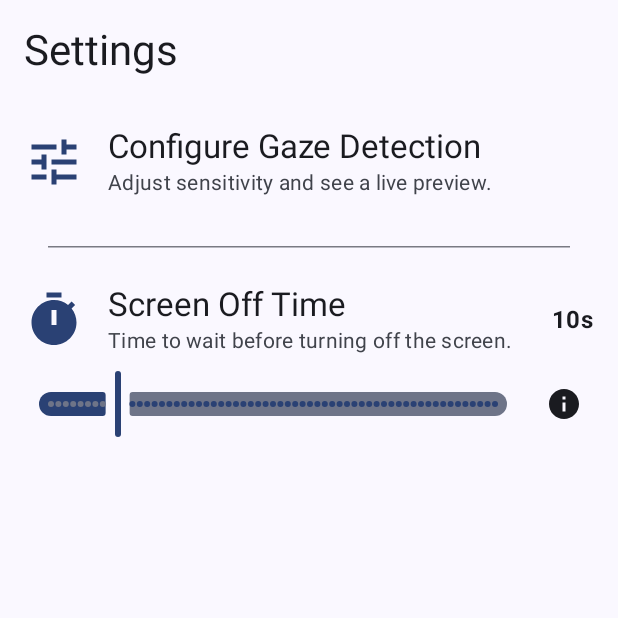
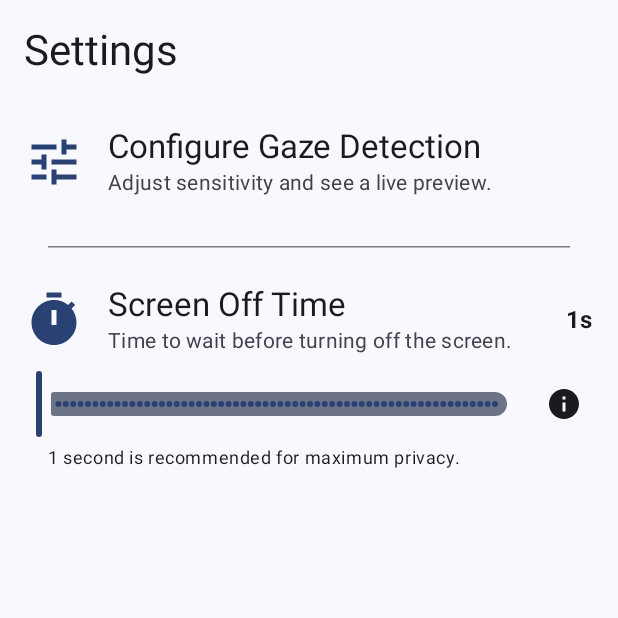
Before and after one commit to JhoxmanXD/Watcher, an Android app built with Jetpack Compose: the SettingsScreen screen opened through its navigation route, on a phone screen of 412 x 824 dp, the top half of it. Run offline under Robolectric (Android 15) with nearby library versions, the light colour scheme and no system bars.

Commit message:
Feat: Add lifecycle check to OverlayController
- Pass the service `Lifecycle` to the `OverlayController`.
- Before displaying the overlay, verify that the lifecycle is in at least the `STARTED` state to prevent showing it when the service is stopping.

Fix: Correct default screen off time and improve UI

- Changed the default `screenOffTime` in `SettingsViewModel` to 1 second.
- Added descriptive text below the "Screen Off Time" slider in `SettingsScreen` to recommend the 1-second setting for maximum privacy.

Refactor: Clean up WatcherService

- In `WatcherService`, moved the `ON_DESTROY` lifecycle event to be dispatched after other cleanup operations to ensure a more logical shutdown order.
- Simplified notification channel creation by removing an unnecessary SDK version check.
- Standardized the private `CHANNEL_ID` variable name to `channelId`.

```diff
--- a/app/src/main/java/com/jhoxmanv/watcher/ui/screens/SettingsScreen.kt
+++ b/app/src/main/java/com/jhoxmanv/watcher/ui/screens/SettingsScreen.kt
@@ -72,6 +72,7 @@ fun SettingsScreen(
         ) {
             // Add a Box with padding to constrain the width of the Row
             Box(modifier = Modifier.padding(horizontal = 8.dp)) {
+                Column {
                     Row(verticalAlignment = Alignment.CenterVertically) {
                         Slider(
                             value = screenOffTime,
@@ -84,7 +85,13 @@ fun SettingsScreen(
                         Spacer(modifier = Modifier.width(16.dp))
                         InfoTooltip("The time in seconds to wait before locking the screen when no face is detected.")
                     }
+                    Text(
+                        text = "1 second is recommended for maximum privacy.",
+                        style = MaterialTheme.typography.bodySmall,
+                        modifier = Modifier.padding(start = 8.dp, top = 4.dp)
+                    )
                 }
             }
         }
     }
+}
--- a/app/src/main/java/com/jhoxmanv/watcher/viewmodel/SettingsViewModel.kt
+++ b/app/src/main/java/com/jhoxmanv/watcher/viewmodel/SettingsViewModel.kt
@@ -14,7 +14,7 @@ class SettingsViewModel(application: Application) : AndroidViewModel(application
     private val defaultGazeThreshold = 0.2f      // Corresponds to 80% sensitivity (1.0 - 0.8)
     private val defaultYawThreshold = 20f
     private val defaultPitchThreshold = 20f
-    private val defaultScreenOffTime = 10f
+    private val defaultScreenOffTime = 1f
 
     // --- Live, saved values --- //
     var gazeThreshold = mutableFloatStateOf(sharedPreferences.getFloat("gaze_threshold", defaultGazeThreshold))
```
Also changed, not shown: app/src/main/java/com/jhoxmanv/watcher/OverlayController.kt (+6 -1 lines), app/src/main/java/com/jhoxmanv/watcher/service/WatcherService.kt (+8 -11 lines). Lines whose indentation alone changed are shown as unchanged.
